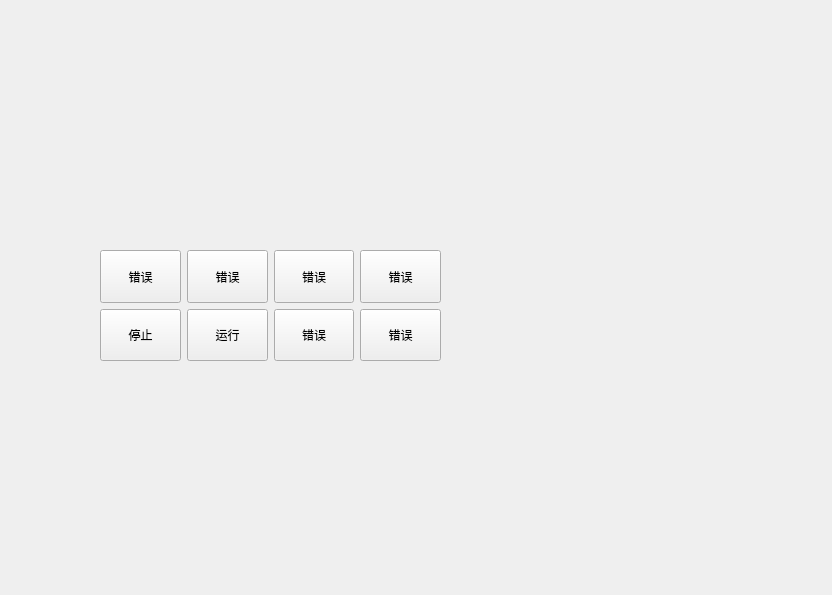
This is ui/home_page/homepage.ui in 1634609456/qt as Qt 5 draws it before an edit. The edited form follows.
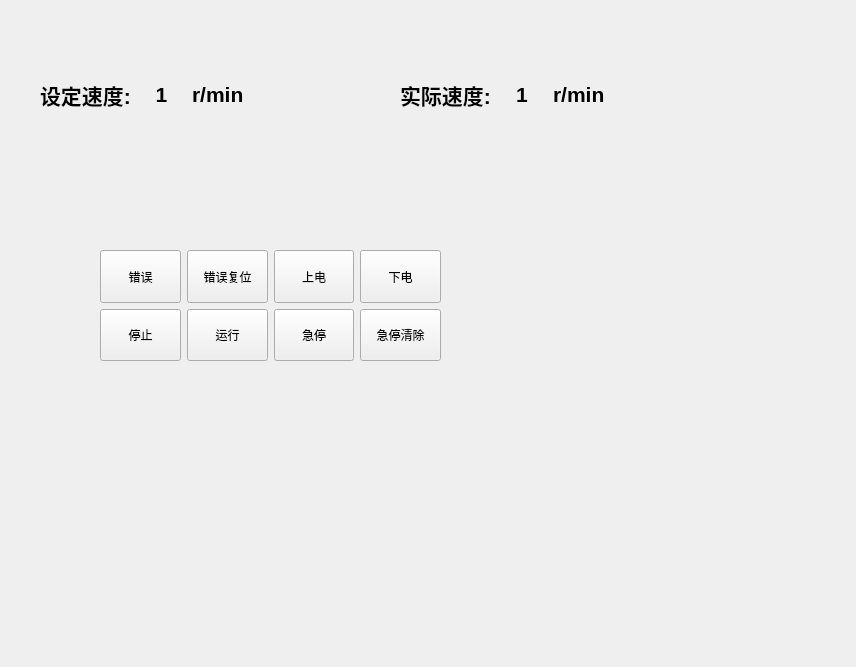
This is the edited form.

Commit message: 运行按钮可以正常运行

The edit to the form file:
```diff
--- a/ui/home_page/homepage.ui
+++ b/ui/home_page/homepage.ui
@@ -6,14 +6,14 @@
    <rect>
     <x>0</x>
     <y>0</y>
-    <width>832</width>
-    <height>595</height>
+    <width>856</width>
+    <height>667</height>
    </rect>
   </property>
   <property name="windowTitle">
    <string>Form</string>
   </property>
-  <widget class="QWidget" name="">
+  <widget class="QWidget" name="layoutWidget">
    <property name="geometry">
     <rect>
      <x>100</x>
@@ -65,7 +65,7 @@
          <string notr="true"/>
         </property>
         <property name="text">
-         <string>错误</string>
+         <string>错误复位</string>
         </property>
        </widget>
       </item>
@@ -87,7 +87,7 @@
          <string notr="true"/>
         </property>
         <property name="text">
-         <string>错误</string>
+         <string>上电</string>
         </property>
        </widget>
       </item>
@@ -109,7 +109,7 @@
          <string notr="true"/>
         </property>
         <property name="text">
-         <string>错误</string>
+         <string>下电</string>
         </property>
        </widget>
       </item>
@@ -179,7 +179,7 @@
          <string notr="true"/>
         </property>
         <property name="text">
-         <string>错误</string>
+         <string>急停</string>
         </property>
        </widget>
       </item>
@@ -201,7 +201,7 @@
          <string notr="true"/>
         </property>
         <property name="text">
-         <string>错误</string>
+         <string>急停清除</string>
         </property>
        </widget>
       </item>
@@ -209,6 +209,132 @@
     </item>
    </layout>
   </widget>
+  <widget class="QWidget" name="layoutWidget_2">
+   <property name="geometry">
+    <rect>
+     <x>400</x>
+     <y>80</y>
+     <width>205</width>
+     <height>29</height>
+    </rect>
+   </property>
+   <layout class="QHBoxLayout" name="horizontalLayout_2">
+    <item>
+     <widget class="QLabel" name="label_4">
+      <property name="font">
+       <font>
+        <pointsize>16</pointsize>
+        <bold>true</bold>
+       </font>
+      </property>
+      <property name="text">
+       <string>实际速度:</string>
+      </property>
+     </widget>
+    </item>
+    <item>
+     <widget class="QLabel" name="label_5">
+      <property name="minimumSize">
+       <size>
+        <width>40</width>
+        <height>0</height>
+       </size>
+      </property>
+      <property name="font">
+       <font>
+        <pointsize>16</pointsize>
+        <bold>true</bold>
+       </font>
+      </property>
+      <property name="layoutDirection">
+       <enum>Qt::LayoutDirection::LeftToRight</enum>
+      </property>
+      <property name="text">
+       <string>1</string>
+      </property>
+      <property name="alignment">
+       <set>Qt::AlignmentFlag::AlignCenter</set>
+      </property>
+     </widget>
+    </item>
+    <item>
+     <widget class="QLabel" name="label_6">
+      <property name="font">
+       <font>
+        <pointsize>16</pointsize>
+        <bold>true</bold>
+       </font>
+      </property>
+      <property name="text">
+       <string>r/min</string>
+      </property>
+     </widget>
+    </item>
+   </layout>
+  </widget>
+  <widget class="QWidget" name="">
+   <property name="geometry">
+    <rect>
+     <x>40</x>
+     <y>80</y>
+     <width>204</width>
+     <height>29</height>
+    </rect>
+   </property>
+   <layout class="QHBoxLayout" name="horizontalLayout">
+    <item>
+     <widget class="QLabel" name="label">
+      <property name="font">
+       <font>
+        <pointsize>16</pointsize>
+        <bold>true</bold>
+       </font>
+      </property>
+      <property name="text">
+       <string>设定速度:</string>
+      </property>
+     </widget>
+    </item>
+    <item>
+     <widget class="QLabel" name="label_2">
+      <property name="minimumSize">
+       <size>
+        <width>40</width>
+        <height>0</height>
+       </size>
+      </property>
+      <property name="font">
+       <font>
+        <pointsize>16</pointsize>
+        <bold>true</bold>
+       </font>
+      </property>
+      <property name="layoutDirection">
+       <enum>Qt::LayoutDirection::LeftToRight</enum>
+      </property>
+      <property name="text">
+       <string>1</string>
+      </property>
+      <property name="alignment">
+       <set>Qt::AlignmentFlag::AlignCenter</set>
+      </property>
+     </widget>
+    </item>
+    <item>
+     <widget class="QLabel" name="label_3">
+      <property name="font">
+       <font>
+        <pointsize>16</pointsize>
+        <bold>true</bold>
+       </font>
+      </property>
+      <property name="text">
+       <string>r/min</string>
+      </property>
+     </widget>
+    </item>
+   </layout>
+  </widget>
  </widget>
  <resources/>
  <connections/>
```
The commit also changes 2 other files.
